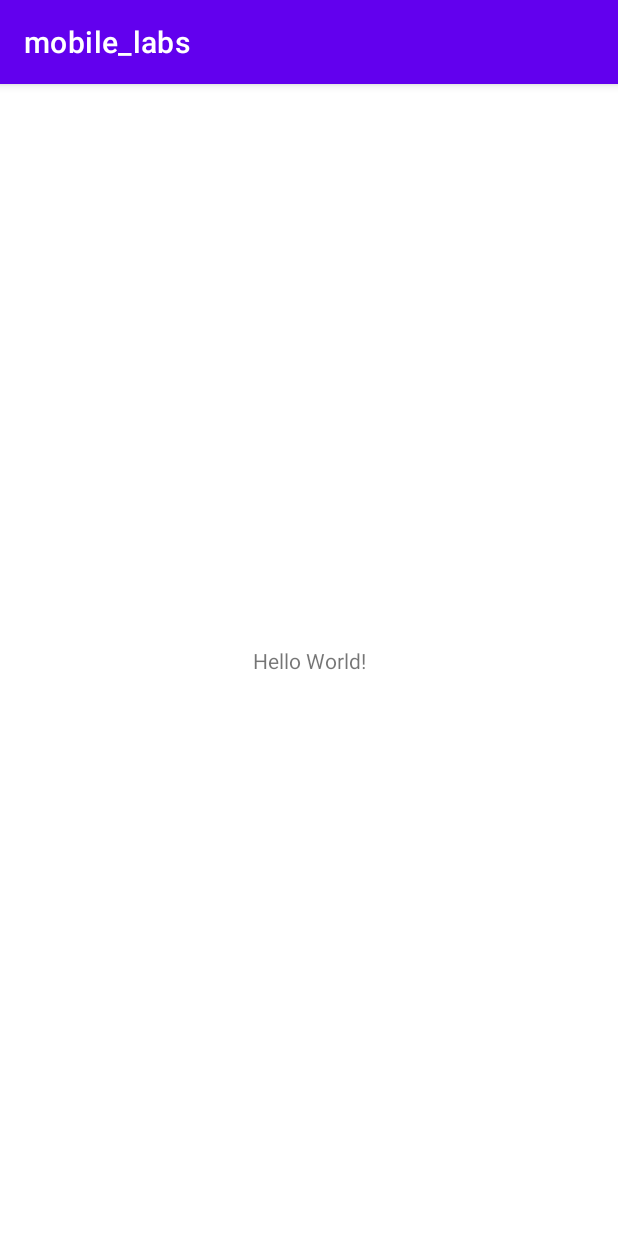
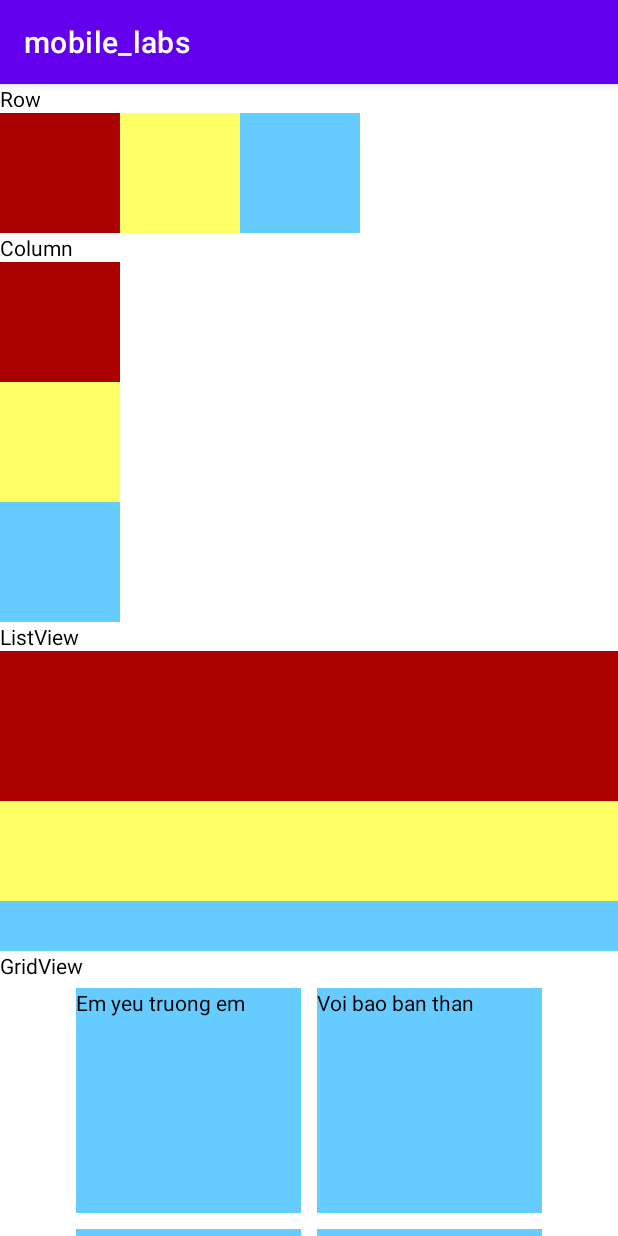
Before and after one commit to huylamuit/mobile_labs_20521389, an Android app: the screen it shows after launch (MainActivity), on a phone screen of 412 x 824 dp. Run offline under Robolectric (Android 15) with nearby library versions, the phone set to English and light mode, and no system bars.

Commit message:
first commit lab1

```diff
--- a/app/src/main/res/layout/activity_main.xml
+++ b/app/src/main/res/layout/activity_main.xml
@@ -1,18 +1,169 @@
 <?xml version="1.0" encoding="utf-8"?>
-<androidx.constraintlayout.widget.ConstraintLayout xmlns:android="http://schemas.android.com/apk/res/android"
-    xmlns:app="http://schemas.android.com/apk/res-auto"
-    xmlns:tools="http://schemas.android.com/tools"
-    android:layout_width="match_parent"
-    android:layout_height="match_parent"
-    tools:context=".MainActivity">
+<ScrollView  xmlns:android="http://schemas.android.com/apk/res/android"
+    android:layout_width="fill_parent"
+    android:layout_height="wrap_content"
+    android:background="#ffffff"
 
-    <TextView
-        android:layout_width="wrap_content"
-        android:layout_height="wrap_content"
-        android:text="Hello World!"
-        app:layout_constraintBottom_toBottomOf="parent"
-        app:layout_constraintEnd_toEndOf="parent"
-        app:layout_constraintStart_toStartOf="parent"
-        app:layout_constraintTop_toTopOf="parent" />
+   >
+    <LinearLayout
+        android:layout_width="fill_parent"
+        android:layout_height="match_parent"
+        android:orientation="vertical">
 
-</androidx.constraintlayout.widget.ConstraintLayout>
+        <TextView
+            android:id="@+id/textView"
+            android:layout_width="match_parent"
+            android:layout_height="wrap_content"
+            android:text="Row"
+            android:textColor="#000000"/>
+
+        <LinearLayout
+            android:layout_width="match_parent"
+            android:layout_height="wrap_content"
+            android:weightSum="5">
+
+
+            <TextView
+                android:layout_width="80dp"
+                android:layout_height="80dp"
+                android:textColor="#000000"
+                android:background="#aa0000"></TextView>
+
+            <TextView
+                android:layout_width="80dp"
+                android:layout_height="80dp"
+                android:textColor="#000000"
+                android:background="#ffff66"></TextView>
+
+            <TextView
+                android:layout_width="80dp"
+                android:layout_height="80dp"
+                android:textColor="#000000"
+                android:background="#66ccff"></TextView>
+        </LinearLayout>
+
+        <TextView
+            android:id="@+id/textView2"
+            android:layout_width="match_parent"
+            android:layout_height="wrap_content"
+            android:text="Column"
+            android:textColor="#000000"/>
+
+        <LinearLayout
+            android:layout_width="80dp"
+            android:layout_height="240dp"
+            android:textColor="#000000"
+            android:orientation="vertical">
+
+            <TextView
+                android:layout_width="80dp"
+                android:layout_height="80dp"
+                android:layout_weight="1"
+                android:background="#aa0000"></TextView>
+
+            <TextView
+                android:layout_width="80dp"
+                android:layout_height="80dp"
+                android:layout_weight="1"
+                android:background="#ffff66"></TextView>
+
+            <TextView
+                android:layout_width="80dp"
+                android:layout_height="80dp"
+                android:layout_weight="1"
+                android:background="#66ccff"></TextView>
+        </LinearLayout>
+
+        <TextView
+            android:id="@+id/textView3"
+            android:layout_width="match_parent"
+            android:layout_height="wrap_content"
+            android:textColor="#000000"
+            android:text="ListView" />
+
+        <LinearLayout
+            android:layout_width="match_parent"
+            android:layout_height="200dp"
+            android:weightSum="6"
+            android:orientation="vertical">
+
+            <TextView
+                android:layout_width="match_parent"
+                android:layout_height="0dp"
+                android:layout_weight="3"
+                android:background="#aa0000"></TextView>
+
+            <TextView
+                android:layout_width="match_parent"
+                android:layout_height="0dp"
+                android:layout_weight="2"
+                android:background="#ffff66"></TextView>
+
+            <TextView
+                android:layout_width="match_parent"
+                android:layout_height="0dp"
+                android:layout_weight="1"
+                android:background="#66ccff"></TextView>
+        </LinearLayout>
+
+        <TextView
+            android:id="@+id/textView4"
+            android:layout_width="match_parent"
+            android:layout_height="wrap_content"
+            android:text="GridView"
+            android:textColor="#000000"/>
+
+        <GridLayout
+            android:layout_width="wrap_content"
+            android:layout_height="wrap_content"
+            android:columnCount="2"
+            android:layout_gravity="center_horizontal"
+            android:orientation="horizontal"
+            android:rowCount="2"
+            android:textColor="#000000">
+
+            <TextView
+                android:layout_width="150dp"
+                android:layout_height="150dp"
+                android:layout_row="0"
+                android:layout_column="0"
+                android:layout_gravity="left|top"
+                android:layout_margin="5dp"
+                android:background="#66ccff"
+                android:text="Em yeu truong em"
+                android:textColor="#000000"></TextView>
+
+            <TextView
+                android:layout_width="150dp"
+                android:layout_height="150dp"
+                android:layout_row="0"
+                android:layout_column="1"
+                android:textColor="#000000"
+                android:layout_margin="5dp"
+                android:background="#66ccff"
+                android:text="Voi bao ban than" ></TextView>
+
+            <TextView
+                android:layout_width="150dp"
+                android:layout_height="150dp"
+                android:layout_row="1"
+                android:layout_column="0"
+                android:textColor="#000000"
+                android:layout_margin="5dp"
+                android:background="#66ccff"
+                android:text="Va co giao hien" ></TextView>
+
+            <TextView
+                android:layout_width="150dp"
+                android:layout_height="150dp"
+                android:layout_row="1"
+                android:layout_column="1"
+                android:textColor="#000000"
+                android:layout_margin="5dp"
+                android:background="#66ccff"
+                android:text="Nhu yeu que huong" ></TextView>
+        </GridLayout>
+
+    </LinearLayout>
+
+</ScrollView>
```
